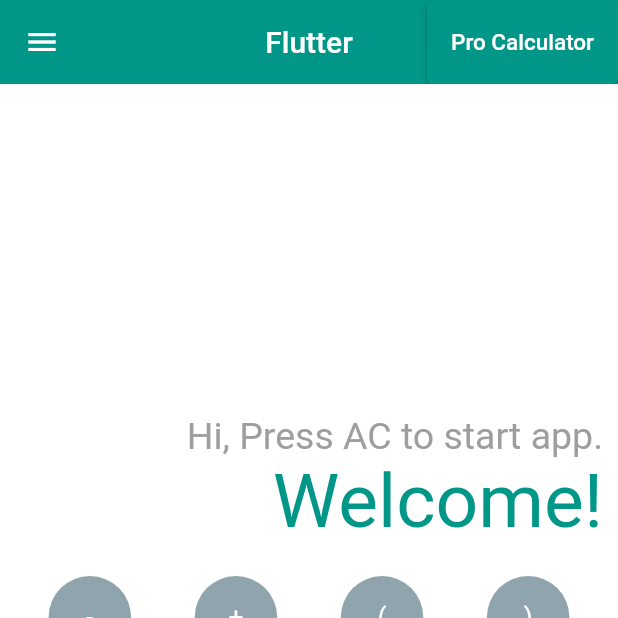
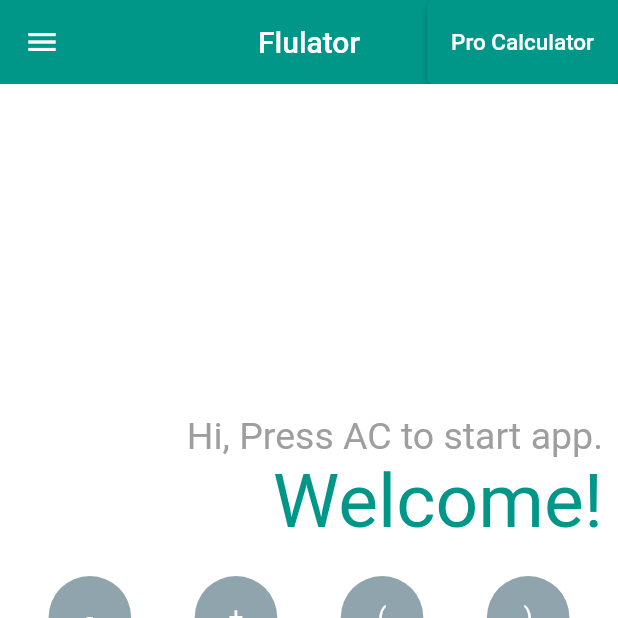
Before and after one commit to BlackIQ/flulator, a Flutter app: the screen it shows after launch, on a phone screen of 412 x 824 dp, the top half of it. Run offline on Flutter 3.47's test engine with Material 2 defaults, Android fonts, the phone set to English and light mode, and no system bars; our stand-ins replace font_awesome_flutter, google_fonts, math_expressions; Roboto replaces fonts that are missing (Boogaloo).

Commit message:
Fix title

```diff
--- a/lib/app/flulator.dart
+++ b/lib/app/flulator.dart
@@ -70,7 +70,7 @@ class FlulatorState extends State<Flulator> {
           ),
         ],
         title: Text(
-          'Flutter',
+          'Flulator',
           style: GoogleFonts.boogaloo(),
         ),
         centerTitle: true,
```
